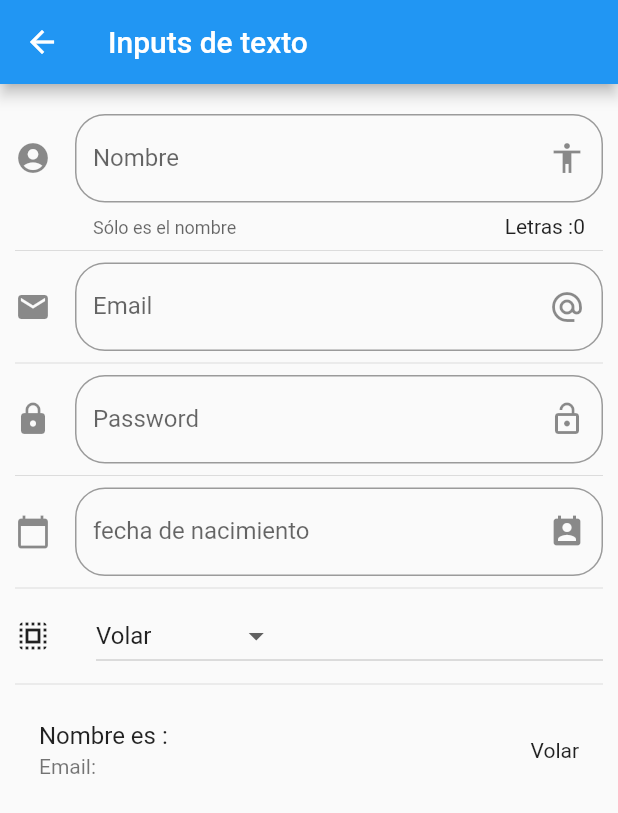
After one commit to LuisColumnaDeveloper/componentes, a Flutter app: the InputPage screen opened by its route, on a phone screen of 412 x 824 dp. The commit adds this screen. Shown: the top 813 px of the screen. Run offline on Flutter 3.47's test engine with Material 2 defaults, Android fonts, the phone set to English and light mode, and no system bars; network calls fail.

Commit message:
app componentes terminada

```diff
--- a/data/menu_opts.json
+++ b/data/menu_opts.json
@@ -1,20 +1,35 @@
 {
-    "nombreApp" : "Componentes",
-    "rutas" : [
-        {
-            "ruta" : "alert",
-            "icon" : "add_alert",
+    "nombreApp": "Componentes",
+    "rutas": [{
+            "ruta": "alert",
+            "icon": "add_alert",
             "texto": "Alertas"
         },
         {
-            "ruta" : "avatar",
-            "icon" : "accessibility",
+            "ruta": "avatar",
+            "icon": "accessibility",
             "texto": "Avatars"
         },
         {
-            "ruta" : "card",
-            "icon" : "folder_open",
+            "ruta": "card",
+            "icon": "folder_open",
             "texto": "Cards - Tarjetas"
+        },
+        {
+            "ruta": "animatedContainer",
+            "icon": "donut_large",
+            "texto": "Animated Container"
+        },
+        {
+            "ruta": "inputs",
+            "icon": "input",
+            "texto": "Inputs"
+        },
+        {
+            "ruta": "list",
+            "icon": "list",
+            "texto": "Listas y Scroll"
         }
+
     ]
 }
--- /dev/null
+++ b/lib/src/pages/input_page.dart
@@ -0,0 +1,218 @@
+import 'package:flutter/material.dart';
+import 'package:intl/intl.dart';
+
+class InputPage extends StatefulWidget {
+
+  @override
+  _InputPageState createState() => _InputPageState();
+}
+
+class _InputPageState extends State<InputPage> {
+
+  String _nombre = '';
+  String _email  = '';
+  String _fecha  = '';
+  String _opcionSeleccionada  = 'Volar';
+
+  List<String> _poderes = ['Volar','Rayos x','Super Aliento','Super fuerza'];
+  TextEditingController _inputFieldDateController = new TextEditingController();
+
+  @override
+  Widget build(BuildContext context) {
+    return Scaffold(
+      appBar: AppBar(
+        title: Text('Inputs de texto'),
+
+      ),
+      body: ListView(
+        padding: EdgeInsets.symmetric(horizontal: 10.0, vertical: 20.0),
+        children: <Widget>[
+          _crearInput(),
+          Divider(),
+          _crearEmail(),
+          Divider(),
+          _crearPassword(),
+          Divider(),
+          _crearFecha(context),
+          Divider(),
+          _crearDropWown(),
+          Divider(),
+          _crearPersona(),
+
+
+        ],
+      ),
+    );
+  }
+
+ Widget _crearInput() {
+   return TextField(
+      //autofocus: true,
+      textCapitalization: TextCapitalization.sentences,
+      decoration: InputDecoration(
+        border: OutlineInputBorder(
+          borderRadius: BorderRadius.circular(20.0)
+        ),
+        counter: Text('Letras :${ _nombre.length }'),
+        hintText: 'Nombre de la persona',
+        labelText: 'Nombre',
+        helperText: 'Sólo es el nombre',
+        suffixIcon: Icon (Icons.accessibility),
+        icon: Icon(Icons.account_circle)
+      ),
+      onChanged: (valor){
+
+        setState(() {
+          _nombre = valor;
+        });
+      },
+   );
+  }
+
+Widget  _crearPersona() {
+
+
+return ListTile(
+  title: Text('Nombre es : $_nombre'),
+  subtitle: Text('Email: $_email'),
+  trailing: Text(_opcionSeleccionada),
+);
+}
+
+  Widget _crearEmail() {
+
+    return TextField(
+      keyboardType: TextInputType.emailAddress,
+      decoration: InputDecoration(
+        border: OutlineInputBorder(
+          borderRadius: BorderRadius.circular(20.0)
+        ),
+
+        hintText: 'Email',
+        labelText: 'Email',
+        suffixIcon: Icon (Icons.alternate_email),
+        icon: Icon(Icons.email)
+      ),
+      onChanged: (valor) => setState(() {
+          _email = valor;
+        })
+      ,
+   );
+
+  }
+
+ Widget  _crearPassword() {
+   return TextField(
+      obscureText: true,//para contraseña ***
+      decoration: InputDecoration(
+        border: OutlineInputBorder(
+          borderRadius: BorderRadius.circular(20.0)
+        ),
+
+        hintText: 'Password',
+        labelText: 'Password',
+        suffixIcon: Icon (Icons.lock_open),
+        icon: Icon(Icons.lock)
+      ),
+      onChanged: (valor) => setState(() {
+          _email = valor;
+        })
+      ,
+   );
+ }
+
+  Widget _crearFecha( BuildContext context) {
+
+    return TextField(
+      enableInteractiveSelection: false,
+      controller: _inputFieldDateController,
+      decoration: InputDecoration(
+        border: OutlineInputBorder(
+          borderRadius: BorderRadius.circular(20.0)
+        ),
+
+        hintText: 'fecha de nacimiento',
+        labelText: 'fecha de nacimiento',
+        suffixIcon: Icon (Icons.perm_contact_calendar),
+        icon: Icon(Icons.calendar_today)
+      ),
+      onTap: (){
+
+        FocusScope.of(context).requestFocus(new FocusNode());
+        _selectDate( context );
+
+      },
+
+   );
+
+  }
+   _selectDate(BuildContext context) async {
+
+    DateTime picked = await showDatePicker(
+        context: context,
+        initialDate: new DateTime.now(),
+        firstDate: new DateTime(2018),
+        lastDate: new DateTime(2025),
+        locale: Locale('es', 'ES')
+    );
+
+    if( picked != null){
+
+      setState(() {
+
+        //_fecha = picked.toString();
+          //DateTime now = DateTime.now(_fecha);
+          //implementar en el pubspec.yaml para el formato de fecha
+          //intl: ^0.15.8
+        String formattedDate = DateFormat('dd-MM-yyyy').format(picked);
+        _inputFieldDateController.text = formattedDate;
+
+      });
+
+    }
+
+  }
+
+
+
+  List<DropdownMenuItem<String>> getOpcionesDropDown(){
+
+    List<DropdownMenuItem<String>> lista = new List();
+
+    _poderes.forEach((poder){
+      lista.add(DropdownMenuItem(
+        child: Text(poder),
+        value: poder,
+
+      ));
+    });
+
+    return lista;
+  }
+
+  Widget _crearDropWown() {
+
+    return Row(
+      children: <Widget>[
+        Icon(Icons.select_all),
+        SizedBox(width: 30.0,),
+        Expanded(
+              child: DropdownButton(
+              value: _opcionSeleccionada,
+              items: getOpcionesDropDown(),
+              onChanged: (item){
+
+                setState(() {
+                _opcionSeleccionada = item;
+                });
+
+              },
+      ),
+        )
+      ],
+    );
+
+  }
+
+
+}
--- a/lib/src/utils/icono_string_util.dart
+++ b/lib/src/utils/icono_string_util.dart
@@ -4,6 +4,10 @@ final _icons = <String, IconData>{
 'add_alert'     : Icons.add_alert,
 'accessibility' : Icons.accessibility,
 'folder_open'   : Icons.folder_open,
+'donut_large'   : Icons.donut_large,
+'input'         : Icons.input,
+'tune'          :Icons.tune,
+'list'          :Icons.list,
 };
 
 Icon getIcon(String nombreIcono){
--- a/pubspec.yaml
+++ b/pubspec.yaml
@@ -19,6 +19,10 @@ environment:
 dependencies:
   flutter:
     sdk: flutter
+  flutter_localizations:
+    sdk: flutter
+  flutter_cupertino_localizations: ^1.0.1
+  intl: ^0.15.8
 
   # The following adds the Cupertino Icons font to your application.
   # Use with the CupertinoIcons class for iOS style icons.
```
Also changed, not shown: lib/main.dart (+13 -0 lines), lib/src/pages/amimated_container.dart (added, +59 -0 lines), lib/src/pages/listview_page.dart (added, +146 -0 lines), lib/src/pages/slider_page.dart (added, +101 -0 lines), lib/src/routes/routes.dart (+14 -5 lines), pubspec.lock.
